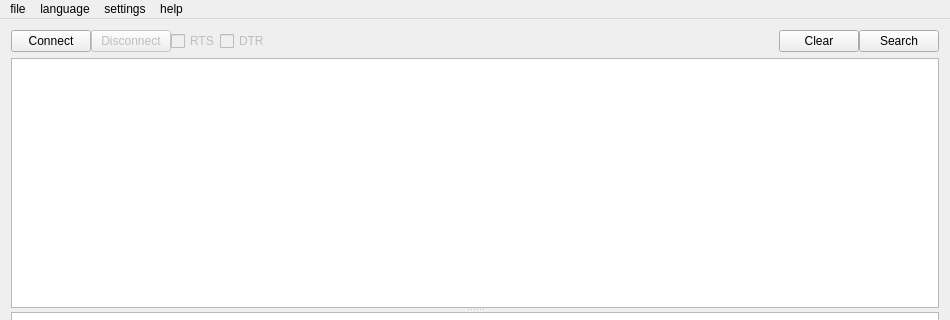
The window that mainwindow.ui (HEYAHONG/cutecom-ng) describes before a commit, drawn with Qt 5; both pictures show x 0 to 950 and y 0 to 320 of the 950 by 700 pixel window.
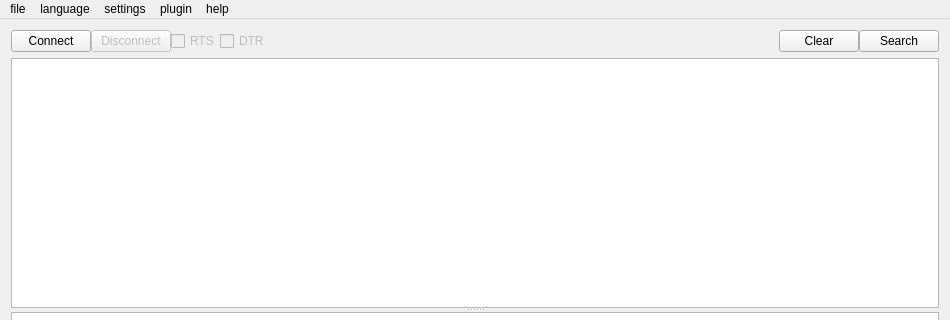
The same window after the commit. Icons and pictures are not drawn. Custom widgets are drawn as their Qt base class.

What changed in the file:
```diff
--- a/mainwindow.ui
+++ b/mainwindow.ui
@@ -364,9 +364,15 @@
     <addaction name="actiondirentinput"/>
     <addaction name="actionhexoutput"/>
    </widget>
+   <widget class="QMenu" name="menuplugin">
+    <property name="title">
+     <string>plugin</string>
+    </property>
+   </widget>
    <addaction name="menu_File"/>
    <addaction name="menulanguage"/>
    <addaction name="menusettings"/>
+   <addaction name="menuplugin"/>
    <addaction name="menu_Help"/>
   </widget>
   <widget class="QStatusBar" name="statusBar"/>
```
